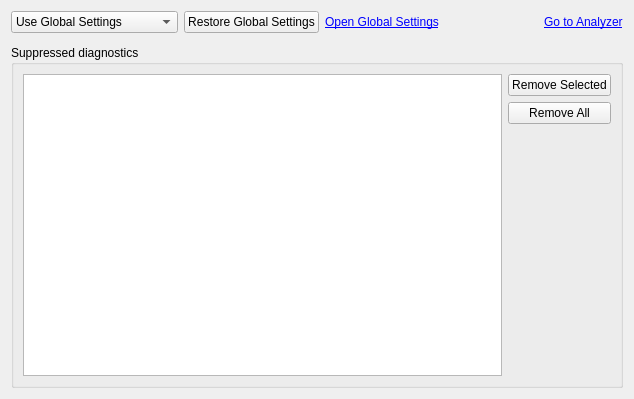
Above: src/plugins/clangtools/clangtoolsprojectsettingswidget.ui from qt-creator/qt-creator before the change. Below: the same form after it.
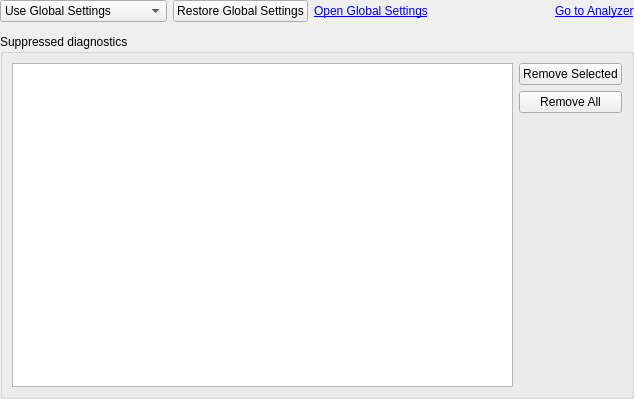
That is the form after the change. Custom widgets are drawn as their Qt base class.

Commit message:
Remove nested margins in project panel wigets
While maintaining the margins in the respective option pages.

```diff
--- a/src/plugins/clangtools/clangtoolsprojectsettingswidget.ui
+++ b/src/plugins/clangtools/clangtoolsprojectsettingswidget.ui
@@ -14,6 +14,18 @@
    <string/>
   </property>
   <layout class="QVBoxLayout" name="verticalLayout_3">
+   <property name="leftMargin">
+    <number>0</number>
+   </property>
+   <property name="topMargin">
+    <number>0</number>
+   </property>
+   <property name="rightMargin">
+    <number>0</number>
+   </property>
+   <property name="bottomMargin">
+    <number>0</number>
+   </property>
    <item>
     <layout class="QHBoxLayout" name="horizontalLayout">
      <item>
```
The commit also changes 5 other files.
